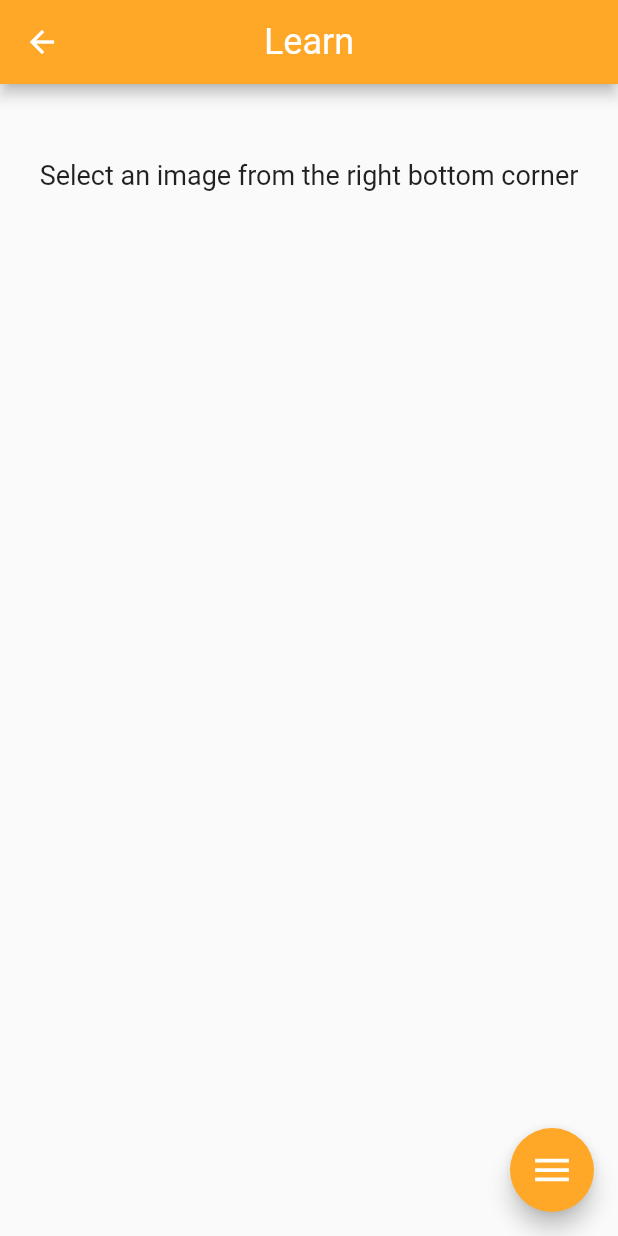
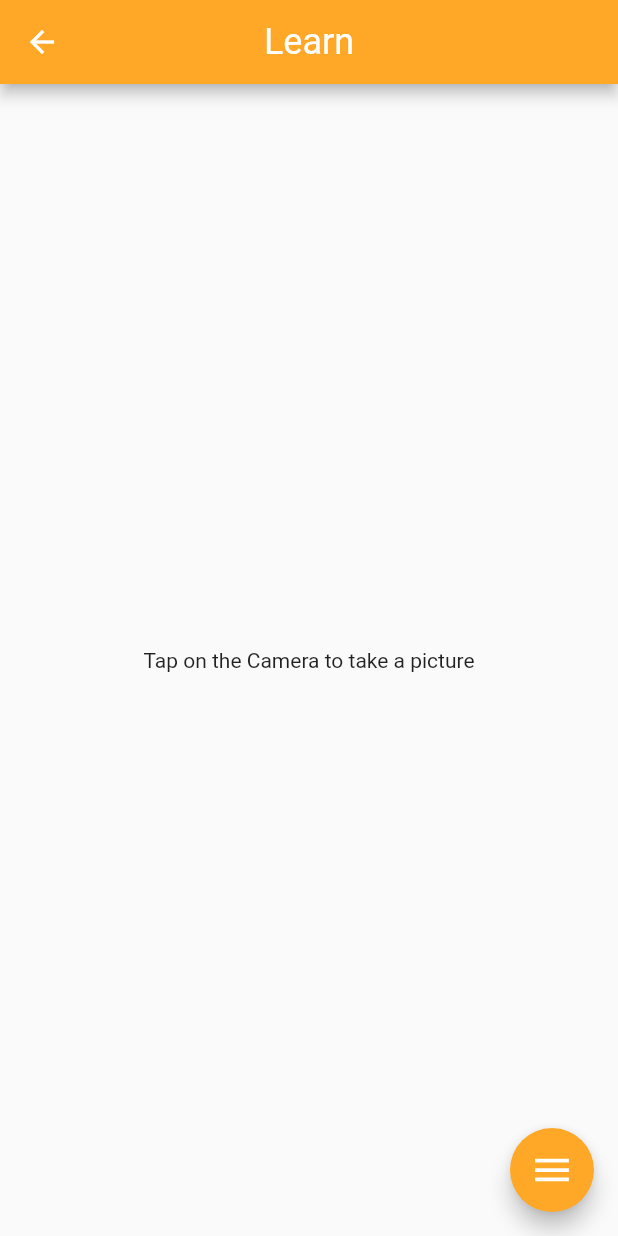
Before and after one commit to hongyu1738/plum_test, a Flutter app: the screen it shows after launch, after a tap on "Learn", on a phone screen of 412 x 824 dp. Run offline on Flutter 3.47's test engine with Material 2 defaults, Android fonts, the phone set to English and light mode, and no system bars; drawn by our look-alikes of flutter_speed_dial; our stand-ins replace gallery_saver, image_picker, permission_handler.

Commit message:
Revert "Added Settings"
This reverts commit 8f5678cffcb94564f385ff9d9119a74d98e29d76.

```diff
--- a/lib/main.dart
+++ b/lib/main.dart
@@ -1,7 +1,6 @@
 import 'package:flutter/material.dart';
 import 'package:plum_test/screens/home/home.dart';
 import 'package:plum_test/screens/learn/camera.dart';
-import 'package:plum_test/screens/settings/settings.dart';
 
 void main() {
   runApp(MyApp());
@@ -15,7 +14,6 @@ class MyApp extends StatelessWidget {
       home: Home(),
       routes: {
         '/camera' : (context) => Camera(),
-        '/settings' : (context) => Settings()
       },
     );
   }
--- a/lib/screens/home/home.dart
+++ b/lib/screens/home/home.dart
@@ -22,22 +22,6 @@ class Home extends StatelessWidget {
                     padding: EdgeInsets.symmetric(horizontal: 30, vertical: 15),
                     textStyle: TextStyle(fontSize: 20),
                 )
-              ),
-
-              SizedBox(height: 20),
-
-              ElevatedButton.icon(
-                  onPressed: (){
-                    Navigator.pushNamed(context, '/settings');
-                  },
-                  icon: Icon(Icons.settings),
-                  label: Text('Settings'),
-                style: ElevatedButton.styleFrom(
-                  // background color
-                    primary: Colors.orange,
-                    padding: EdgeInsets.symmetric(horizontal: 30, vertical: 15),
-                    textStyle: TextStyle(fontSize: 20),
-                )
               )
             ],
           ),
--- a/lib/screens/learn/camera.dart
+++ b/lib/screens/learn/camera.dart
@@ -60,19 +60,8 @@ class _CameraState extends State<Camera> {
           fontSize: 24.0,
         ),
       ),
-      body: Padding(
-        padding: const EdgeInsets.fromLTRB(0, 50.0, 0, 0),
-        child: Align(
-          alignment: Alignment.topCenter,
-          child: Container(
-            child: _image == null ? Text('Select an image from the right bottom corner',
-            textAlign: TextAlign.center,
-            style: TextStyle(
-              fontSize: 18)
-              )
-              : Image.file(_image, height: 350),
-          ),
-        ),
+      body: Center(
+        child: _image == null ? Text('Tap on the Camera to take a picture') : Image.file(_image, height: 440),
       ),
       floatingActionButton: SpeedDial(
         animatedIcon: AnimatedIcons.menu_close,
```
Also changed, not shown: lib/screens/settings/settings.dart (deleted, +0 -51 lines).
